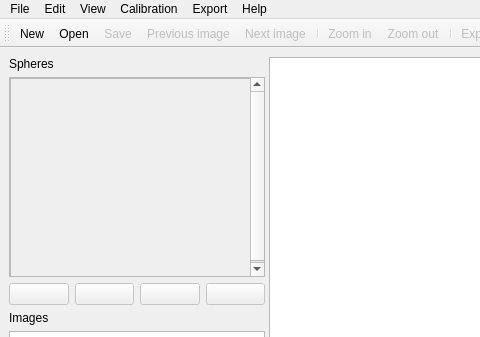
Qt form relight/mainwindow.ui (cnr-isti-vclab/relight) before a commit; both pictures show x 0 to 480 and y 0 to 337 of the 1069 by 819 pixel window.
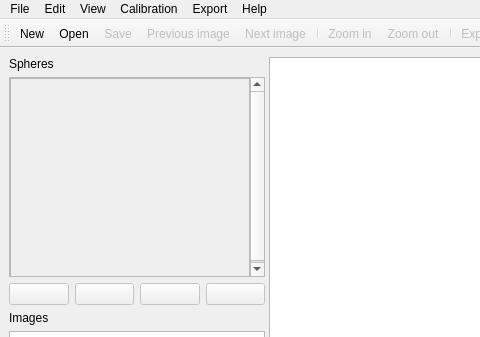
The same form after that commit. Icons and pictures are not drawn. Custom widgets are drawn as their Qt base class.

Commit message: marker lists size fix and esc to deselect marker.

Patch:
```diff
--- a/relight/mainwindow.ui
+++ b/relight/mainwindow.ui
@@ -14,8 +14,8 @@
    <string>MainWindow</string>
   </property>
   <widget class="QWidget" name="centralwidget">
-   <layout class="QGridLayout" name="gridLayout">
-    <item row="0" column="0">
+   <layout class="QVBoxLayout" name="verticalLayout_2">
+    <item>
      <widget class="QSplitter" name="splitter">
       <property name="orientation">
        <enum>Qt::Horizontal</enum>
@@ -56,13 +56,13 @@
            <property name="geometry">
             <rect>
              <x>0</x>
-             <y>0</y>
+             <y>-2</y>
              <width>240</width>
              <height>200</height>
             </rect>
            </property>
            <property name="sizePolicy">
-            <sizepolicy hsizetype="Preferred" vsizetype="MinimumExpanding">
+            <sizepolicy hsizetype="Expanding" vsizetype="MinimumExpanding">
              <horstretch>0</horstretch>
              <verstretch>1</verstretch>
             </sizepolicy>
@@ -79,17 +79,23 @@
              <height>600</height>
             </size>
            </property>
-           <widget class="ListMarker" name="markerList">
-            <property name="geometry">
-             <rect>
-              <x>0</x>
-              <y>0</y>
-              <width>600</width>
-              <height>200</height>
-             </rect>
+           <layout class="QVBoxLayout" name="verticalLayout_3">
+            <property name="leftMargin">
+             <number>0</number>
             </property>
+            <property name="topMargin">
+             <number>0</number>
+            </property>
+            <property name="rightMargin">
+             <number>0</number>
+            </property>
+            <property name="bottomMargin">
+             <number>0</number>
+            </property>
+            <item>
+             <widget class="ListMarker" name="markerList">
             <property name="sizePolicy">
-             <sizepolicy hsizetype="Expanding" vsizetype="MinimumExpanding">
+               <sizepolicy hsizetype="MinimumExpanding" vsizetype="MinimumExpanding">
               <horstretch>0</horstretch>
               <verstretch>1</verstretch>
              </sizepolicy>
@@ -103,7 +109,7 @@
             <property name="maximumSize">
              <size>
               <width>16777215</width>
-              <height>600</height>
+                <height>1024</height>
              </size>
             </property>
             <property name="frameShape">
@@ -113,6 +119,8 @@
              <enum>QFrame::Plain</enum>
             </property>
            </widget>
+            </item>
+           </layout>
           </widget>
          </widget>
         </item>
```
Left out of the diff: 4 changed lines with no effect on the pictures. The commit also changes 4 other files.
